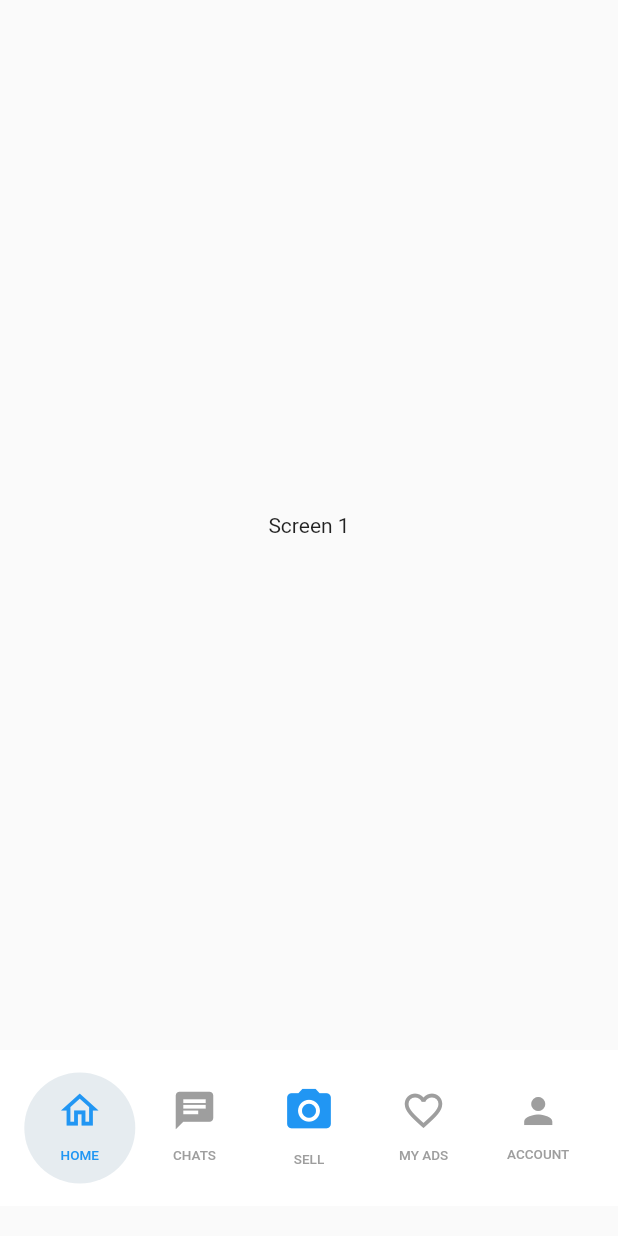
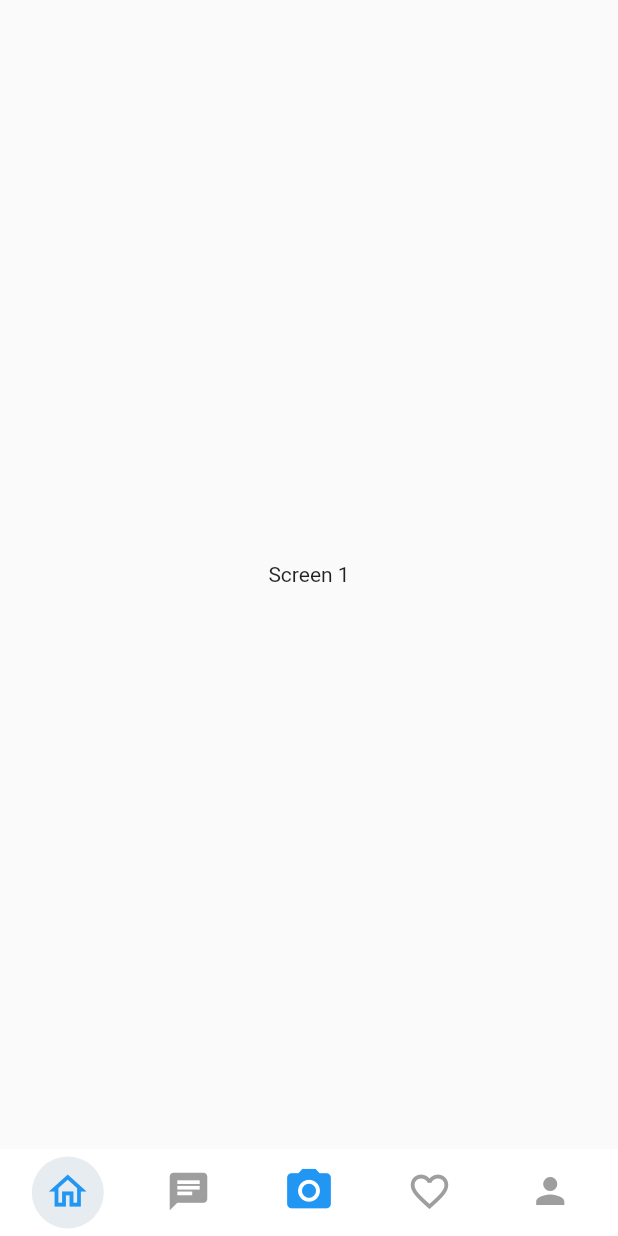
Before and after one commit to ayushpattnaik/vjtisell, a Flutter app: the Home screen opened by its route, on a phone screen of 412 x 824 dp. Run offline on Flutter 3.47's test engine with Material 2 defaults, Android fonts, the phone set to English and light mode, and no system bars; our stand-ins replace image_picker; missing offline and left inert: mongo_dart.

Commit message:
minor changes

```diff
--- a/lib/screens/home_screen.dart
+++ b/lib/screens/home_screen.dart
@@ -33,8 +33,8 @@ class Home extends StatelessWidget {
     //     elevation: 10,
     //     child:
      Container(
-          padding: const EdgeInsets.all(15.0),
-          margin: const EdgeInsets.only(bottom: 20.0),
+          padding: const EdgeInsets.all(5.0),
+          // margin: const EdgeInsets.only(top: 5.0, bottom: 5.0),
           color: Colors.white,
           child: const TabBar(
             labelStyle: TextStyle(fontSize: 9),
@@ -51,23 +51,23 @@ class Home extends StatelessWidget {
                   Icons.home_outlined,
                   size: 30,
                 ),
-                text: "HOME",
+                // text: "HOME",
               ),
               Tab(
                 icon: Icon(Icons.chat, size: 30),
-                text: "CHATS",
+                // text: "CHATS",
               ),
               Tab(
                 icon: Icon(Icons.photo_camera, size: 35, color: Colors.blue),
-                text: "SELL",
+                // text: "SELL",
               ),
               Tab(
                 icon: Icon(Icons.favorite_border, size: 30),
-                text: "MY ADS",
+                // text: "MY ADS",
               ),
               Tab(
                 icon: Icon(Icons.person, size: 28),
-                text: "ACCOUNT",
+                // text: "ACCOUNT",
               ),
             ],
           ),
--- a/lib/screens/postad_screen.dart
+++ b/lib/screens/postad_screen.dart
@@ -8,6 +8,7 @@ image_selector_gallery() async {
 }
 
 postad_screen(){
+  Text("Tikoo");
    return Center(
     child: ButtonBar(
               children: [
```
